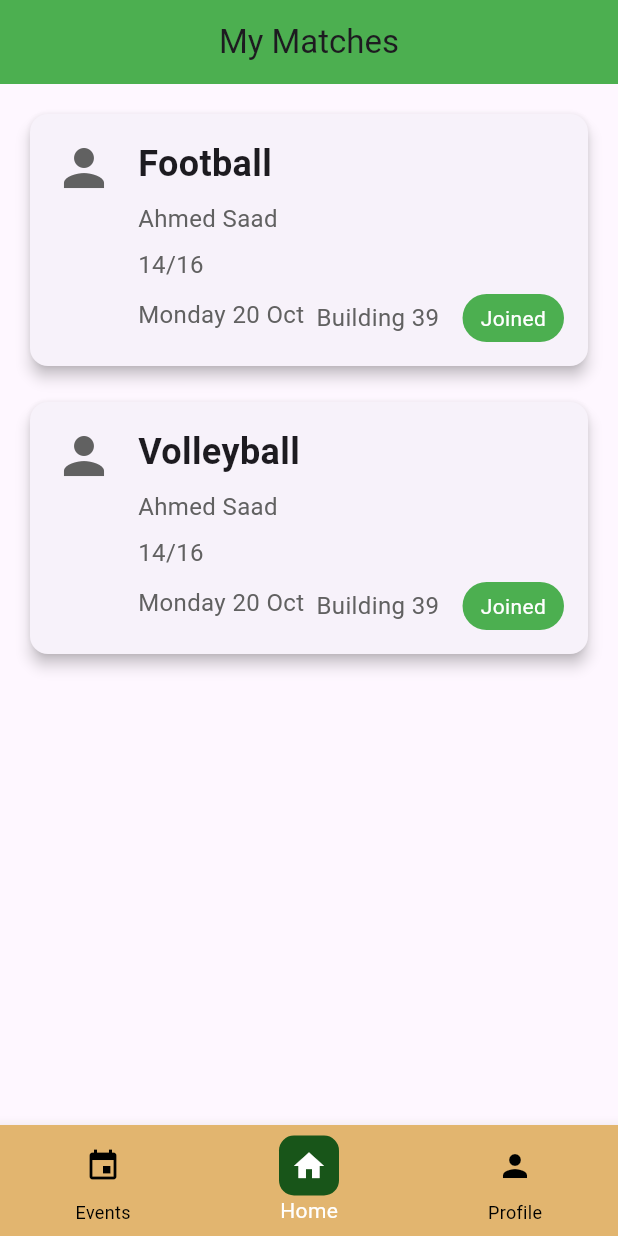
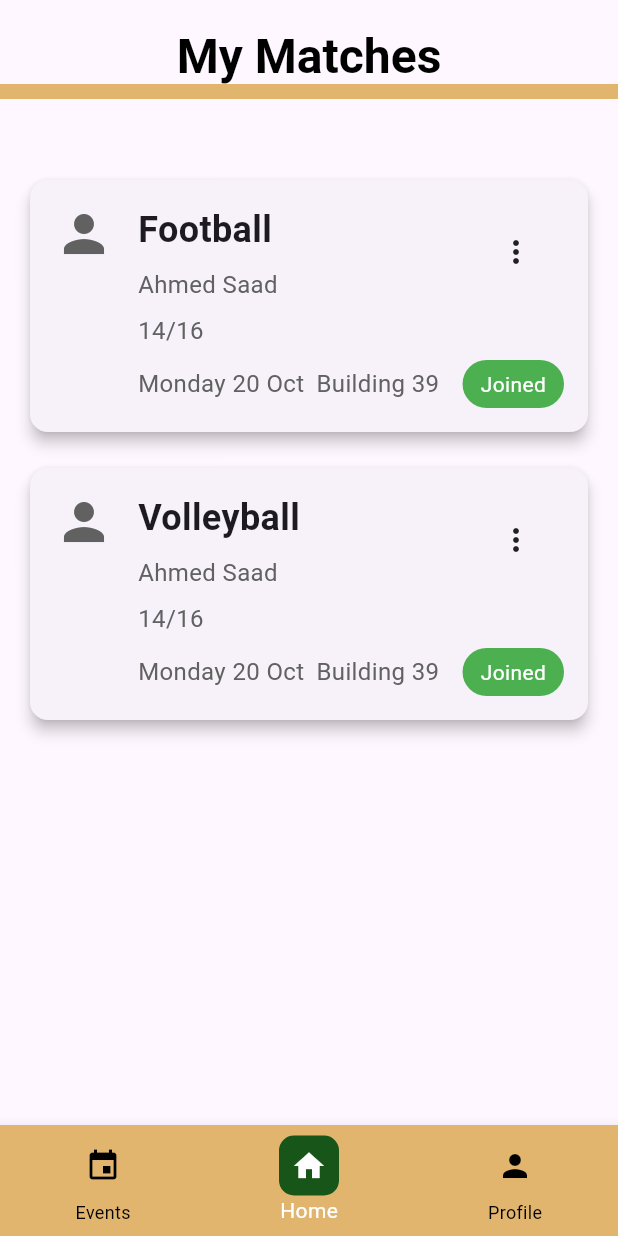
Before and after one commit to yousef1mb/KFUPM_Sports, a Flutter app: the screen it shows after launch, on a phone screen of 412 x 824 dp. Run offline on Flutter 3.47's test engine with Material 3 defaults, Android fonts, the phone set to English and light mode, and no system bars.

Commit message:
refactor navigaition + cont main page

```diff
--- a/kfupm_sports/lib/features/main_page/presentation/views/main_page_view.dart
+++ b/kfupm_sports/lib/features/main_page/presentation/views/main_page_view.dart
@@ -1,6 +1,7 @@
 import 'package:flutter/material.dart';
-import 'package:kfupm_sports/features/main_page/presentation/widgets/match_card.dart'; // Update this path based on your structure
-import 'package:kfupm_sports/features/main_page/presentation/widgets/bottom_navigation_bar.dart'; // Update this path based on your structure
+import 'package:kfupm_sports/features/main_page/presentation/widgets/match_card.dart';
+import 'package:kfupm_sports/features/main_page/presentation/widgets/bottom_navigation_bar.dart';
+import 'package:kfupm_sports/core/theme/app_colors.dart';
 
 class MainPageView extends StatefulWidget {
   @override
@@ -32,10 +33,36 @@ class _MainPageViewState extends State<MainPageView> {
   @override
   Widget build(BuildContext context) {
     return Scaffold(
-      appBar: AppBar(
-        title: Text('My Matches'),
-        centerTitle: true,
-        backgroundColor: Colors.green,
+      appBar: PreferredSize(
+        preferredSize: Size.fromHeight(100), // Adjust height as needed
+        child: Column(
+          children: [
+            AppBar(
+              title: Container(
+                padding: EdgeInsets.only(
+                    top: 20), // Adjust the top padding as needed
+                child: Text(
+                  'My Matches',
+                  style: TextStyle(
+                    fontSize: 32, // Larger font size
+                    fontWeight: FontWeight.bold, // Bold font
+                    color: Colors.black, // Black color
+                  ),
+                ),
+              ),
+              centerTitle: true,
+              backgroundColor: Colors.transparent, // Transparent background
+              elevation: 0, // No shadow
+            ),
+            Container(
+              padding: const EdgeInsets.only(
+                  top: 16.0), // Adjust the value as needed
+              height: 10, // Height of the line
+              color: AppColors.navigationBar, // Color of the line
+              width: double.infinity, // Full width
+            ),
+          ],
+        ),
       ),
       body: Padding(
         padding: const EdgeInsets.all(16.0),
--- a/kfupm_sports/lib/features/main_page/presentation/widgets/bottom_navigation_bar.dart
+++ b/kfupm_sports/lib/features/main_page/presentation/widgets/bottom_navigation_bar.dart
@@ -1,5 +1,5 @@
 import 'package:flutter/material.dart';
-import 'package:kfupm_sports/core/theme/app_colors.dart'; // Update this path based on your structure
+import 'package:kfupm_sports/core/theme/app_colors.dart';
 
 class BottomNavigationBarWidget extends StatelessWidget {
   final int currentIndex;
--- a/kfupm_sports/lib/features/main_page/presentation/widgets/match_card.dart
+++ b/kfupm_sports/lib/features/main_page/presentation/widgets/match_card.dart
@@ -22,81 +22,28 @@ class MatchCard extends StatelessWidget {
       elevation: 4,
       child: Padding(
         padding: const EdgeInsets.all(16.0),
-        child: Row(
-          crossAxisAlignment: CrossAxisAlignment.start,
+        child: Stack(
           children: [
-            // Profile Icon
-            Icon(
-              Icons.person,
-              size: 40,
-              color: Colors.grey[700],
+            Row(
+              crossAxisAlignment: CrossAxisAlignment.start,
+              children: [
+                const ProfileIcon(),
+                const SizedBox(width: 16),
+                Expanded(
+                  child: MatchDetails(
+                    sport: sport,
+                    player: player,
+                    date: date,
+                    location: location,
+                    playersJoined: playersJoined,
+                  ),
+                ),
+              ],
             ),
-            SizedBox(width: 16), // Space between icon and text
-            Expanded(
-              child: Column(
-                crossAxisAlignment: CrossAxisAlignment.start,
-                children: [
-                  Text(
-                    sport,
-                    style: TextStyle(fontSize: 24, fontWeight: FontWeight.bold),
-                  ),
-                  SizedBox(height: 8),
-                  Text(
-                    player,
-                    style: TextStyle(fontSize: 16, color: Colors.grey[700]),
-                  ),
-                  SizedBox(height: 8),
-                  Text(
-                    playersJoined,
-                    style: TextStyle(fontSize: 16, color: Colors.grey[700]),
-                  ),
-                  SizedBox(height: 8),
-                  Row(
-                    mainAxisAlignment: MainAxisAlignment.spaceBetween,
-                    children: [
-                      // Combine date and location in the same row
-                      Row(
-                        children: [
-                          Column(
-                            crossAxisAlignment: CrossAxisAlignment.start,
-                            children: [
-                              Text(
-                                date,
-                                style: TextStyle(
-                                    fontSize: 16, color: Colors.grey[700]),
-                              ),
-                              SizedBox(height: 4),
-                            ],
-                          ),
-                          SizedBox(width: 8), // Space between date and location
-                          Column(
-                            crossAxisAlignment: CrossAxisAlignment.start,
-                            children: [
-                              Text(
-                                location,
-                                style: TextStyle(
-                                    fontSize: 16, color: Colors.grey[700]),
-                              ),
-                            ],
-                          ),
-                        ],
-                      ),
-                      Container(
-                        padding:
-                            EdgeInsets.symmetric(horizontal: 12, vertical: 6),
-                        decoration: BoxDecoration(
-                          color: Colors.green,
-                          borderRadius: BorderRadius.circular(30),
-                        ),
-                        child: Text(
-                          'Joined',
-                          style: TextStyle(color: Colors.white),
-                        ),
-                      ),
-                    ],
-                  ),
-                ],
-              ),
+            const Positioned(
+              right: 8,
+              top: 8,
+              child: CardMenu(),
             ),
           ],
         ),
@@ -104,3 +51,107 @@ class MatchCard extends StatelessWidget {
     );
   }
 }
+
+class ProfileIcon extends StatelessWidget {
+  const ProfileIcon({Key? key}) : super(key: key);
+
+  @override
+  Widget build(BuildContext context) {
+    return Icon(
+      Icons.person,
+      size: 40,
+      color: Colors.grey[700],
+    );
+  }
+}
+
+class MatchDetails extends StatelessWidget {
+  final String sport;
+  final String player;
+  final String date;
+  final String location;
+  final String playersJoined;
+
+  const MatchDetails({
+    Key? key,
+    required this.sport,
+    required this.player,
+    required this.date,
+    required this.location,
+    required this.playersJoined,
+  }) : super(key: key);
+
+  @override
+  Widget build(BuildContext context) {
+    return Column(
+      crossAxisAlignment: CrossAxisAlignment.start,
+      children: [
+        Text(sport, style: titleTextStyle),
+        const SizedBox(height: 8),
+        Text(player, style: subtitleTextStyle),
+        const SizedBox(height: 8),
+        Text(playersJoined, style: subtitleTextStyle),
+        const SizedBox(height: 8),
+        Row(
+          mainAxisAlignment: MainAxisAlignment.spaceBetween,
+          children: [
+            Row(
+              children: [
+                Text(date, style: subtitleTextStyle),
+                const SizedBox(width: 8),
+                Text(location, style: subtitleTextStyle),
+              ],
+            ),
+            const JoinedButton(),
+          ],
+        ),
+      ],
+    );
+  }
+}
+
+class JoinedButton extends StatelessWidget {
+  const JoinedButton({Key? key}) : super(key: key);
+
+  @override
+  Widget build(BuildContext context) {
+    return Container(
+      padding: const EdgeInsets.symmetric(horizontal: 12, vertical: 6),
+      decoration: BoxDecoration(
+        color: Colors.green,
+        borderRadius: BorderRadius.circular(30),
+      ),
+      child: const Text(
+        'Joined',
+        style: TextStyle(color: Colors.white),
+      ),
+    );
+  }
+}
+
+class CardMenu extends StatelessWidget {
+  const CardMenu({Key? key}) : super(key: key);
+
+  @override
+  Widget build(BuildContext context) {
+    return PopupMenuButton<String>(
+      icon: const Icon(Icons.more_vert),
+      onSelected: (value) {
+        // Handle menu item selection
+        print(value);
+      },
+      itemBuilder: (BuildContext context) {
+        return {'Edit', 'Delete', 'Share'}.map((String choice) {
+          return PopupMenuItem<String>(
+            value: choice,
+            child: Text(choice),
+          );
+        }).toList();
+      },
+    );
+  }
+}
+
+// Styles
+const titleTextStyle = TextStyle(fontSize: 24, fontWeight: FontWeight.bold);
+final subtitleTextStyle = TextStyle(fontSize: 16, color: Colors.grey[700]);
```
